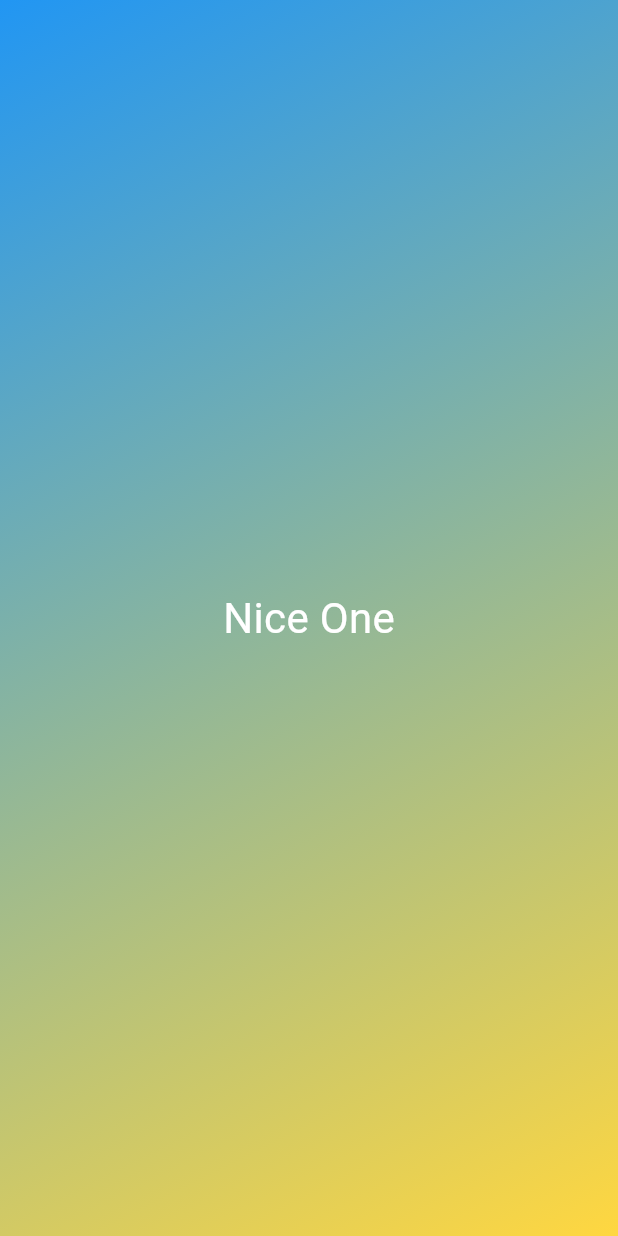
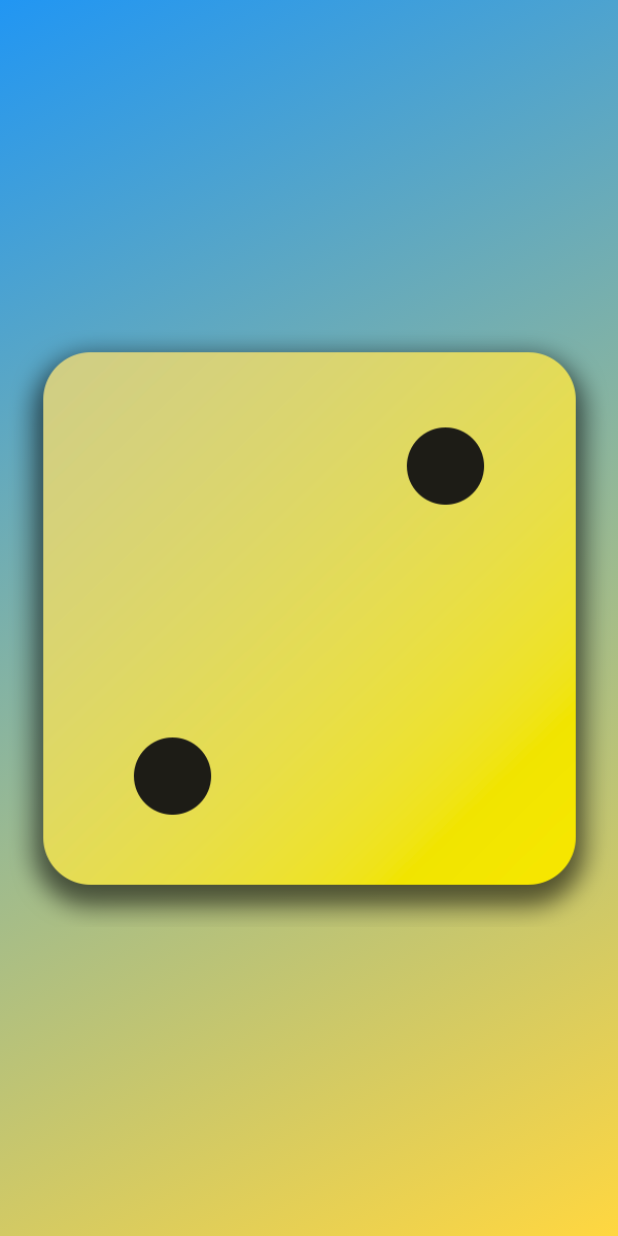
Before and after one commit to nyi-nyi-zin/Flutter-Dart---The-Complete-Guide-2025-Edition-, a Flutter app: the screen it shows after launch, on a phone screen of 412 x 824 dp. Run offline on Flutter 3.47's test engine with Material 3 defaults, Android fonts, the phone set to English and light mode, and no system bars.

Commit message:
46. Displaying Images & Using Multiple Constructor Functions

```diff
--- a/lib/gradient_container.dart
+++ b/lib/gradient_container.dart
@@ -1,4 +1,3 @@
-import 'package:first_app/styled_text.dart';
 import 'package:flutter/material.dart';
 
 final startAlignment = Alignment.topLeft;
@@ -19,7 +18,7 @@ class GradientContainer extends StatelessWidget {
           end: endAlignment,
         ),
       ),
-      child: const Center(child: StyledText('Nice One')),
+      child: Center(child: Image.asset('assets/images/dice-2.png')),
     );
   }
 }
```
Also changed, not shown: pubspec.yaml (+8 -5 lines), assets/images/dice-1.png (added), assets/images/dice-2.png (added), assets/images/dice-3.png (added), assets/images/dice-4.png (added), assets/images/dice-5.png (added), assets/images/dice-6.png (added).
